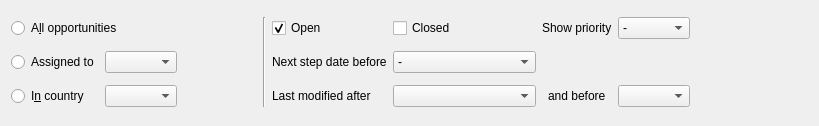
The window that client/src/pages/opportunityfilterwidget.ui (KDAB/FatCRM) describes before a commit, drawn with Qt 5.
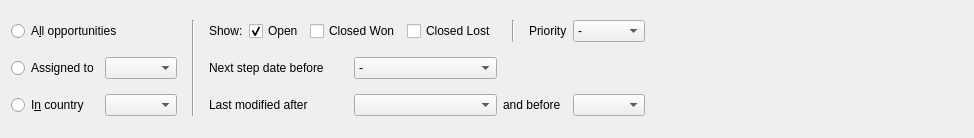
The same window after the commit. Custom widgets are drawn as their Qt base class.

Commit message:
opps: Allow filter "Closed Won" and "Closed Lost"
We have a use-case where we only would like to look at closed lost or
closed won opps. Make it easy to filter by them via the filter widget.

It probably makes less sense for the other less used sales stages. In
theory the right widget would be a drop-down list of check boxes with all
individual sales stages, but that's probably overkill.

The edit to the form file:
```diff
--- a/client/src/pages/opportunityfilterwidget.ui
+++ b/client/src/pages/opportunityfilterwidget.ui
@@ -6,18 +6,84 @@
    <rect>
     <x>0</x>
     <y>0</y>
-    <width>819</width>
-    <height>126</height>
+    <width>974</width>
+    <height>138</height>
    </rect>
   </property>
   <property name="windowTitle">
    <string>Form</string>
   </property>
   <layout class="QGridLayout" name="gridLayout">
-   <item row="2" column="1">
-    <widget class="QComboBox" name="cbCountry"/>
+   <item row="0" column="4" colspan="3">
+    <layout class="QHBoxLayout" name="horizontalLayout">
+     <item>
+      <widget class="QLabel" name="label_5">
+       <property name="text">
+        <string>Show:</string>
+       </property>
+      </widget>
+     </item>
+     <item>
+      <widget class="QCheckBox" name="cbOpen">
+       <property name="text">
+        <string>Open</string>
+       </property>
+       <property name="checked">
+        <bool>true</bool>
+       </property>
+      </widget>
+     </item>
+     <item>
+      <widget class="QCheckBox" name="cbClosedWon">
+       <property name="text">
+        <string>Closed Won</string>
+       </property>
+      </widget>
+     </item>
+     <item>
+      <widget class="QCheckBox" name="cbClosedLost">
+       <property name="text">
+        <string>Closed Lost</string>
+       </property>
+      </widget>
+     </item>
+    </layout>
    </item>
-   <item row="1" column="5">
+   <item row="0" column="8">
+    <widget class="QLabel" name="label_4">
+     <property name="text">
+      <string>Priority</string>
+     </property>
+    </widget>
+   </item>
+   <item row="2" column="6">
+    <widget class="NullableDateComboBox" name="modifiedAfter">
+     <property name="calendarPopup" stdset="0">
+      <bool>true</bool>
+     </property>
+    </widget>
+   </item>
+   <item row="0" column="2" rowspan="3">
+    <widget class="Line" name="line">
+     <property name="minimumSize">
+      <size>
+       <width>20</width>
+       <height>0</height>
+      </size>
+     </property>
+     <property name="orientation">
+      <enum>Qt::Vertical</enum>
+     </property>
+    </widget>
+   </item>
+   <item row="0" column="0" colspan="2">
+    <widget class="QRadioButton" name="rbAll">
+     <property name="text">
+      <string>A&amp;ll opportunities</string>
+     </property>
+    </widget>
+   </item>
+   <item row="1" column="6">
     <widget class="QComboBox" name="cbMaxNextStepDate">
      <item>
       <property name="text">
@@ -61,6 +127,48 @@
      </item>
     </widget>
    </item>
+   <item row="0" column="7">
+    <widget class="Line" name="line_2">
+     <property name="minimumSize">
+      <size>
+       <width>20</width>
+       <height>0</height>
+      </size>
+     </property>
+     <property name="orientation">
+      <enum>Qt::Vertical</enum>
+     </property>
+    </widget>
+   </item>
+   <item row="0" column="9">
+    <widget class="QComboBox" name="cbPriority">
+     <item>
+      <property name="text">
+       <string>-</string>
+      </property>
+     </item>
+     <item>
+      <property name="text">
+       <string>A</string>
+      </property>
+     </item>
+     <item>
+      <property name="text">
+       <string>B</string>
+      </property>
+     </item>
+     <item>
+      <property name="text">
+       <string>C</string>
+      </property>
+     </item>
+     <item>
+      <property name="text">
+       <string>Not set</string>
+      </property>
+     </item>
+    </widget>
+   </item>
    <item row="1" column="0">
     <widget class="QRadioButton" name="rbAssignedTo">
      <property name="text">
@@ -68,147 +176,60 @@
      </property>
     </widget>
    </item>
-   <item row="2" column="5">
-    <widget class="NullableDateComboBox" name="modifiedAfter">
-     <property name="calendarPopup" stdset="0">
-      <bool>true</bool>
-     </property>
-    </widget>
-   </item>
-   <item row="0" column="4">
-    <widget class="QCheckBox" name="cbOpen">
-     <property name="text">
-      <string>Open</string>
-     </property>
-     <property name="checked">
-      <bool>true</bool>
-     </property>
-    </widget>
-   </item>
-   <item row="2" column="0">
-    <widget class="QRadioButton" name="rbCountry">
-     <property name="text">
-      <string>I&amp;n country</string>
-     </property>
-    </widget>
-   </item>
    <item row="2" column="9">
-    <spacer name="horizontalSpacer_2">
-     <property name="orientation">
-      <enum>Qt::Horizontal</enum>
+    <widget class="NullableDateComboBox" name="modifiedBefore">
+     <property name="calendarPopup" stdset="0">
+      <bool>true</bool>
      </property>
-     <property name="sizeHint" stdset="0">
-      <size>
-       <width>40</width>
-       <height>20</height>
-      </size>
-     </property>
-    </spacer>
+    </widget>
    </item>
-   <item row="1" column="4">
+   <item row="1" column="4" colspan="2">
     <widget class="QLabel" name="label">
      <property name="text">
       <string>Next step date before</string>
      </property>
     </widget>
    </item>
-   <item row="0" column="3" rowspan="3">
-    <widget class="Line" name="line">
-     <property name="orientation">
-      <enum>Qt::Vertical</enum>
-     </property>
-    </widget>
+   <item row="2" column="1">
+    <widget class="QComboBox" name="cbCountry"/>
    </item>
-   <item row="0" column="2">
-    <spacer name="horizontalSpacer_3">
-     <property name="orientation">
-      <enum>Qt::Horizontal</enum>
-     </property>
-     <property name="sizeType">
-      <enum>QSizePolicy::Maximum</enum>
-     </property>
-     <property name="sizeHint" stdset="0">
-      <size>
-       <width>80</width>
-       <height>20</height>
-      </size>
-     </property>
-    </spacer>
-   </item>
-   <item row="2" column="8">
-    <widget class="NullableDateComboBox" name="modifiedBefore">
-     <property name="calendarPopup" stdset="0">
-      <bool>true</bool>
-     </property>
-    </widget>
-   </item>
-   <item row="1" column="1">
-    <widget class="QComboBox" name="cbAssignee"/>
-   </item>
-   <item row="0" column="0" colspan="2">
-    <widget class="QRadioButton" name="rbAll">
-     <property name="text">
-      <string>A&amp;ll opportunities</string>
-     </property>
-    </widget>
-   </item>
-   <item row="0" column="5">
-    <widget class="QCheckBox" name="cbClosed">
-     <property name="text">
-      <string>Closed</string>
-     </property>
-    </widget>
-   </item>
-   <item row="2" column="4">
+   <item row="2" column="4" colspan="2">
     <widget class="QLabel" name="label_2">
      <property name="text">
       <string>Last modified after</string>
      </property>
     </widget>
    </item>
-   <item row="2" column="7" alignment="Qt::AlignHCenter">
+   <item row="1" column="1">
+    <widget class="QComboBox" name="cbAssignee"/>
+   </item>
+   <item row="2" column="0">
+    <widget class="QRadioButton" name="rbCountry">
+     <property name="text">
+      <string>I&amp;n country</string>
+     </property>
+    </widget>
+   </item>
+   <item row="2" column="10">
+    <spacer name="horizontalSpacer_2">
+     <property name="orientation">
+      <enum>Qt::Horizontal</enum>
+     </property>
+     <property name="sizeHint" stdset="0">
+      <size>
+       <width>40</width>
+       <height>20</height>
+      </size>
+     </property>
+    </spacer>
+   </item>
+   <item row="2" column="7" colspan="2">
     <widget class="QLabel" name="label_3">
      <property name="text">
       <string>and before</string>
      </property>
     </widget>
    </item>
-   <item row="0" column="8">
-    <widget class="QComboBox" name="cbPriority">
-     <item>
-      <property name="text">
-       <string>-</string>
-      </property>
-     </item>
-     <item>
-      <property name="text">
-       <string>A</string>
-      </property>
-     </item>
-     <item>
-      <property name="text">
-       <string>B</string>
-      </property>
-     </item>
-     <item>
-      <property name="text">
-       <string>C</string>
-      </property>
-     </item>
-     <item>
-      <property name="text">
-       <string>Not set</string>
-      </property>
-     </item>
-    </widget>
-   </item>
-   <item row="0" column="7">
-    <widget class="QLabel" name="label_4">
-     <property name="text">
-      <string>Show priority</string>
-     </property>
-    </widget>
-   </item>
   </layout>
  </widget>
  <customwidgets>
```
The commit also changes 4 other files.
